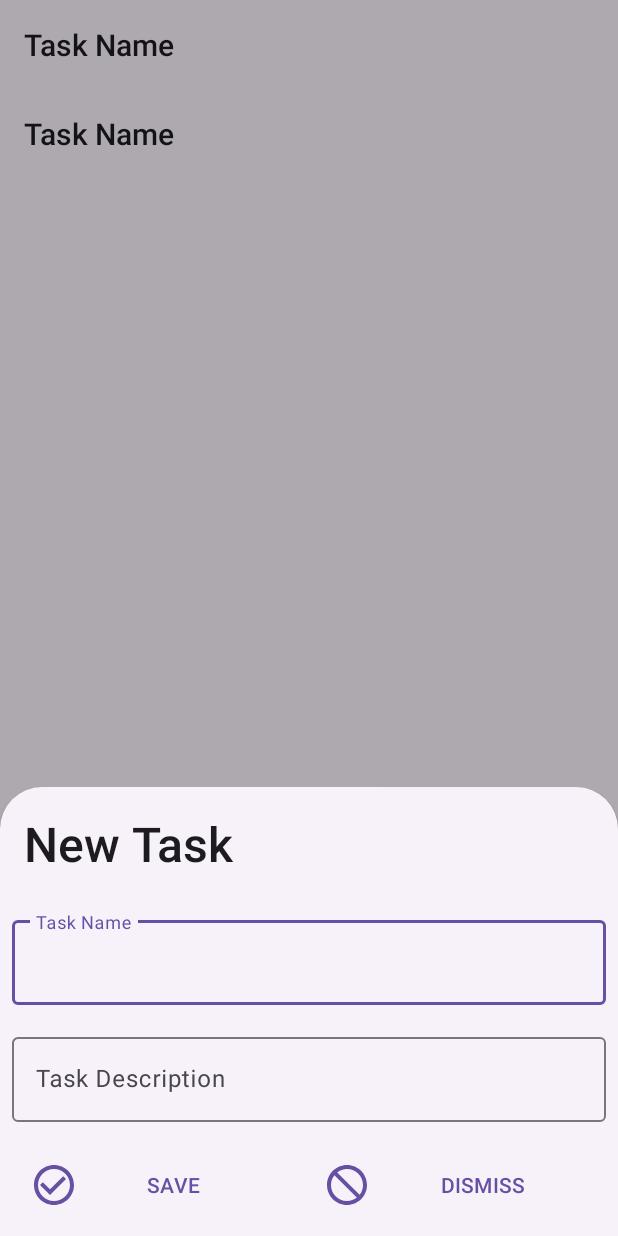
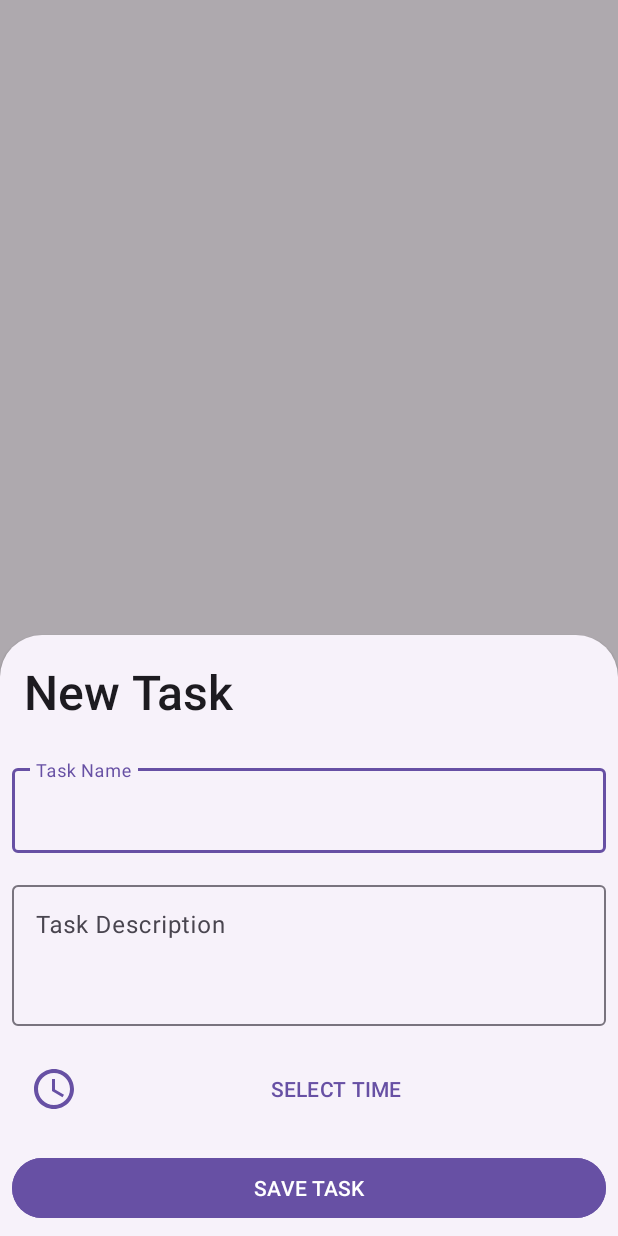
Before and after one commit to abdallahyasser1277/ToDoApp, an Android app: the screen it shows after launch (MainActivity), after a tap on "New Task", on a phone screen of 412 x 824 dp. Run offline under Robolectric (Android 15) with nearby library versions, the phone set to English and light mode, and no system bars.

Commit message:
add edit mode and time picker

```diff
--- a/app/src/main/java/com/abdalllahyascer/todolist/MainActivity.kt
+++ b/app/src/main/java/com/abdalllahyascer/todolist/MainActivity.kt
@@ -3,9 +3,13 @@ package com.abdalllahyascer.todolist
 import androidx.appcompat.app.AppCompatActivity
 import android.os.Bundle
 import androidx.lifecycle.ViewModelProvider
+import androidx.recyclerview.widget.LinearLayoutManager
+import com.abdalllahyascer.todolist.adapters.TodoListAdapter
 import com.abdalllahyascer.todolist.databinding.ActivityMainBinding
+import com.abdalllahyascer.todolist.model.TaskItem
+import com.abdalllahyascer.todolist.model.TaskItemClickListener
 
-class MainActivity : AppCompatActivity() {
+class MainActivity : AppCompatActivity() ,TaskItemClickListener{
 
     private lateinit var binding: ActivityMainBinding
     private lateinit var viewModel: TaskViewModel
@@ -21,6 +25,21 @@ class MainActivity : AppCompatActivity() {
             NewTaskSheet(null).show(supportFragmentManager,"New Task tag")
         }
 
+        setTaskListRecyclerView()
 
     }
+    fun setTaskListRecyclerView(){
+        viewModel.taskItems.observe(this){
+            binding.todoListRecyclerView.layoutManager=LinearLayoutManager(applicationContext)
+            binding.todoListRecyclerView.adapter=TodoListAdapter(it,this)
+        }
+    }
+
+    override fun editTaskItem(taskItem: TaskItem) {
+        NewTaskSheet(taskItem).show(supportFragmentManager,"New Task tag")
+    }
+
+    override fun completeTaskItem(taskItem: TaskItem) {
+        viewModel.setCompleted(taskItem)
+    }
 }
--- /dev/null
+++ b/app/src/main/java/com/abdalllahyascer/todolist/adapters/TodoListAdapter.kt
@@ -0,0 +1,26 @@
+package com.abdalllahyascer.todolist.adapters
+
+import android.view.LayoutInflater
+import android.view.ViewGroup
+import androidx.recyclerview.widget.RecyclerView
+import com.abdalllahyascer.todolist.databinding.TodoCardBinding
+import com.abdalllahyascer.todolist.model.TaskItem
+import com.abdalllahyascer.todolist.model.TaskItemClickListener
+
+class TodoListAdapter(private val taskItems :List<TaskItem>,
+                      private val clickListener: TaskItemClickListener
+
+):RecyclerView.Adapter<TodoListHolder>() {
+    override fun onCreateViewHolder(parent: ViewGroup, viewType: Int): TodoListHolder {
+
+        val binding=TodoCardBinding.inflate(LayoutInflater.from(parent.context),parent,false)
+        return TodoListHolder(parent.context,binding,clickListener)
+    }
+
+    override fun getItemCount(): Int =taskItems.size
+
+    override fun onBindViewHolder(holder: TodoListHolder, position: Int) {
+        holder.bindTaskItem(taskItems[position])
+    }
+
+}
--- /dev/null
+++ b/app/src/main/java/com/abdalllahyascer/todolist/model/TaskItemClickListner.kt
@@ -0,0 +1,7 @@
+package com.abdalllahyascer.todolist.model
+
+interface TaskItemClickListener {
+
+    fun editTaskItem(taskItem: TaskItem)
+    fun completeTaskItem(taskItem: TaskItem)
+}
--- /dev/null
+++ b/app/src/main/res/drawable/access_time_24.xml
@@ -0,0 +1,6 @@
+<vector android:height="24dp" android:tint="#FFFFFF"
+    android:viewportHeight="24" android:viewportWidth="24"
+    android:width="24dp" xmlns:android="http://schemas.android.com/apk/res/android">
+    <path android:fillColor="@android:color/white" android:pathData="M11.99,2C6.47,2 2,6.48 2,12s4.47,10 9.99,10C17.52,22 22,17.52 22,12S17.52,2 11.99,2zM12,20c-4.42,0 -8,-3.58 -8,-8s3.58,-8 8,-8 8,3.58 8,8 -3.58,8 -8,8z"/>
+    <path android:fillColor="@android:color/white" android:pathData="M12.5,7H11v6l5.25,3.15 0.75,-1.23 -4.5,-2.67z"/>
+</vector>
--- /dev/null
+++ b/app/src/main/res/drawable/check_circle.xml
@@ -0,0 +1,5 @@
+<vector android:height="24dp" android:tint="#000000"
+    android:viewportHeight="24" android:viewportWidth="24"
+    android:width="24dp" xmlns:android="http://schemas.android.com/apk/res/android">
+    <path android:fillColor="@android:color/white" android:pathData="M16.59,7.58L10,14.17l-3.59,-3.58L5,12l5,5 8,-8zM12,2C6.48,2 2,6.48 2,12s4.48,10 10,10 10,-4.48 10,-10S17.52,2 12,2zM12,20c-4.42,0 -8,-3.58 -8,-8s3.58,-8 8,-8 8,3.58 8,8 -3.58,8 -8,8z"/>
+</vector>
--- /dev/null
+++ b/app/src/main/res/drawable/unchecked_24.xml
@@ -0,0 +1,5 @@
+<vector android:height="24dp" android:tint="#000000"
+    android:viewportHeight="24" android:viewportWidth="24"
+    android:width="24dp" xmlns:android="http://schemas.android.com/apk/res/android">
+    <path android:fillColor="@android:color/white" android:pathData="M12,2C6.48,2 2,6.48 2,12s4.48,10 10,10 10,-4.48 10,-10S17.52,2 12,2zM12,20c-4.42,0 -8,-3.58 -8,-8s3.58,-8 8,-8 8,3.58 8,8 -3.58,8 -8,8z"/>
+</vector>
--- a/app/src/main/res/layout/activity_main.xml
+++ b/app/src/main/res/layout/activity_main.xml
@@ -7,27 +7,11 @@
     tools:context=".MainActivity">
 
 
-    <LinearLayout
+    <androidx.recyclerview.widget.RecyclerView
         android:layout_width="match_parent"
         android:layout_height="match_parent"
-        android:orientation="vertical">
-        <TextView
-            android:id="@+id/taskName"
-            android:layout_width="wrap_content"
-            android:layout_height="wrap_content"
-            android:text="Task Name"
-            android:layout_margin="16dp"
-            style="@style/TextAppearance.AppCompat.Title"
-            />
-        <TextView
-            android:id="@+id/taskDesc"
-            android:layout_width="wrap_content"
-            android:layout_height="wrap_content"
-            android:text="Task Name"
-            android:layout_margin="16dp"
-            style="@style/TextAppearance.AppCompat.Title"
-            />
-    </LinearLayout>
+        android:id="@+id/todoListRecyclerView"
+        />
     <com.google.android.material.floatingactionbutton.ExtendedFloatingActionButton
         android:layout_width="wrap_content"
         android:layout_height="wrap_content"
--- a/app/src/main/res/layout/fragment_new_task_sheet.xml
+++ b/app/src/main/res/layout/fragment_new_task_sheet.xml
@@ -38,6 +38,8 @@
         <com.google.android.material.textfield.TextInputEditText
             android:layout_width="match_parent"
             android:layout_height="match_parent"
+            android:lines="3"
+            android:gravity="top"
             android:id="@+id/taskDesc"
             android:hint="Task Description"/>
     </com.google.android.material.textfield.TextInputLayout>
@@ -45,27 +47,26 @@
     <LinearLayout
         android:layout_width="match_parent"
         android:layout_height="wrap_content"
-        android:orientation="horizontal">
+        android:orientation="vertical">
+        <com.google.android.material.button.MaterialButton
+            android:id="@+id/selectTime"
+            android:layout_width="match_parent"
+            android:layout_height="wrap_content"
+            android:layout_margin="8dp"
+            android:text="SELECT TIME"
+            app:icon="@drawable/access_time_24"
+            app:iconSize="32dp"/>
 
         <com.google.android.material.button.MaterialButton
             android:id="@+id/saveButton"
-            android:layout_width="wrap_content"
+            android:layout_width="match_parent"
             android:layout_height="wrap_content"
             android:layout_margin="8dp"
-            android:layout_weight="1"
-            android:text="SAVE"
-            app:icon="@drawable/baseline_check_circle_outline_24"
-            app:iconSize="32dp"/>
+            android:text="SAVE TASK"
+            android:backgroundTint="?attr/colorPrimary"
+            android:textColor="?colorOnPrimary" />
 
-        <com.google.android.material.button.MaterialButton
-            android:id="@+id/dismissButton"
-            android:layout_width="wrap_content"
-            android:layout_height="wrap_content"
-            android:layout_margin="8dp"
-            android:layout_weight="1"
-            android:text="DISMISS"
-            app:icon="@drawable/baseline_not_interested_24"
-            app:iconSize="32dp"/>
+
     </LinearLayout>
 
 
--- a/app/src/main/res/values/colors.xml
+++ b/app/src/main/res/values/colors.xml
@@ -2,4 +2,7 @@
 <resources>
     <color name="black">#FF000000</color>
     <color name="white">#FFFFFFFF</color>
+    <color name="purple">#9C27B0</color>
+    <color name="green">   #27AE60</color>
+
 </resources>
```
Also changed, not shown: app/src/main/java/com/abdalllahyascer/todolist/NewTaskSheet.kt (+26 -9 lines), app/src/main/java/com/abdalllahyascer/todolist/TaskViewModel.kt (+4 -5 lines), app/src/main/java/com/abdalllahyascer/todolist/adapters/TodoListHolder.kt (added, +43 -0 lines), app/src/main/java/com/abdalllahyascer/todolist/model/TaskItem.kt (+10 -3 lines), app/src/main/res/layout/todo_card.xml (added, +40 -0 lines).
